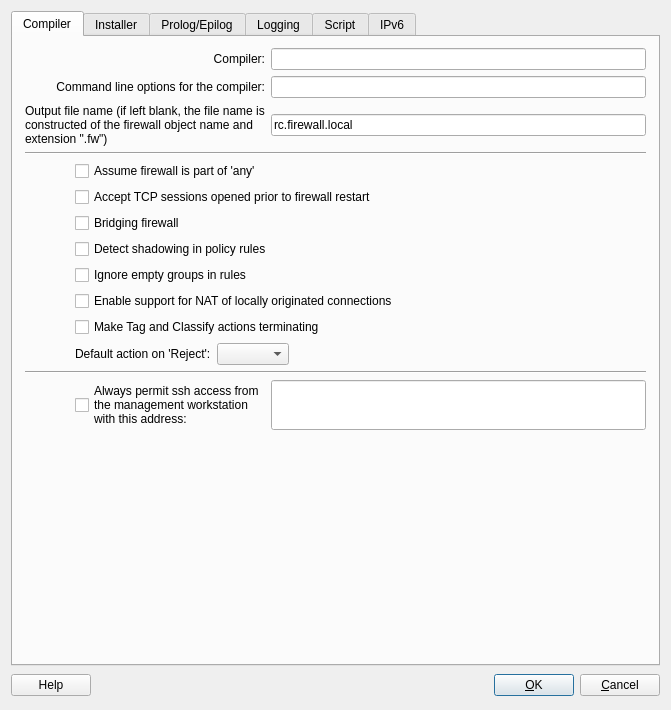
This is src/gui/ipcopadvanceddialog_q.ui in fwbuilder/fwbuilder as Qt 5 draws it before an edit. The edited form follows.
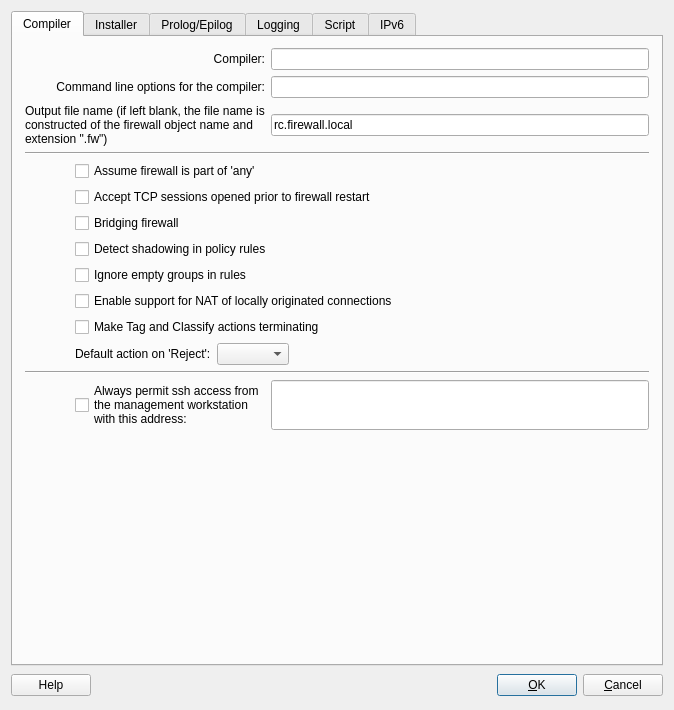
This is the edited form.

Diff of the .ui file:
```diff
--- a/src/gui/ipcopadvanceddialog_q.ui
+++ b/src/gui/ipcopadvanceddialog_q.ui
@@ -4,11 +4,11 @@
   <property name="enabled" >
    <bool>true</bool>
   </property>
-  <property name="geometry" >
+  <property name="geometry">
    <rect>
     <x>0</x>
     <y>0</y>
-    <width>671</width>
+    <width>674</width>
     <height>710</height>
    </rect>
   </property>
@@ -1273,7 +1273,7 @@
    </item>
   </layout>
  </widget>
- <layoutdefault spacing="6" margin="11" />
+ <layoutdefault spacing="6" margin="11"/>
  <tabstops>
   <tabstop>tabWidget</tabstop>
   <tabstop>compiler</tabstop>
```
Left out of the diff: 890 changed lines with no effect on the pictures.
